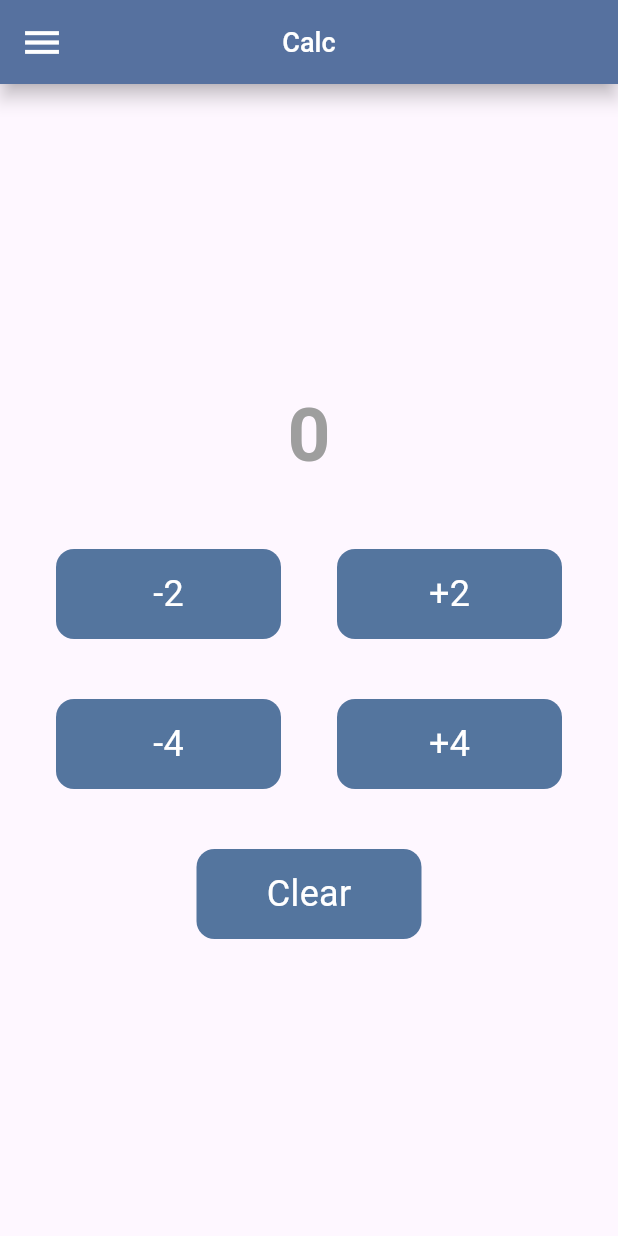
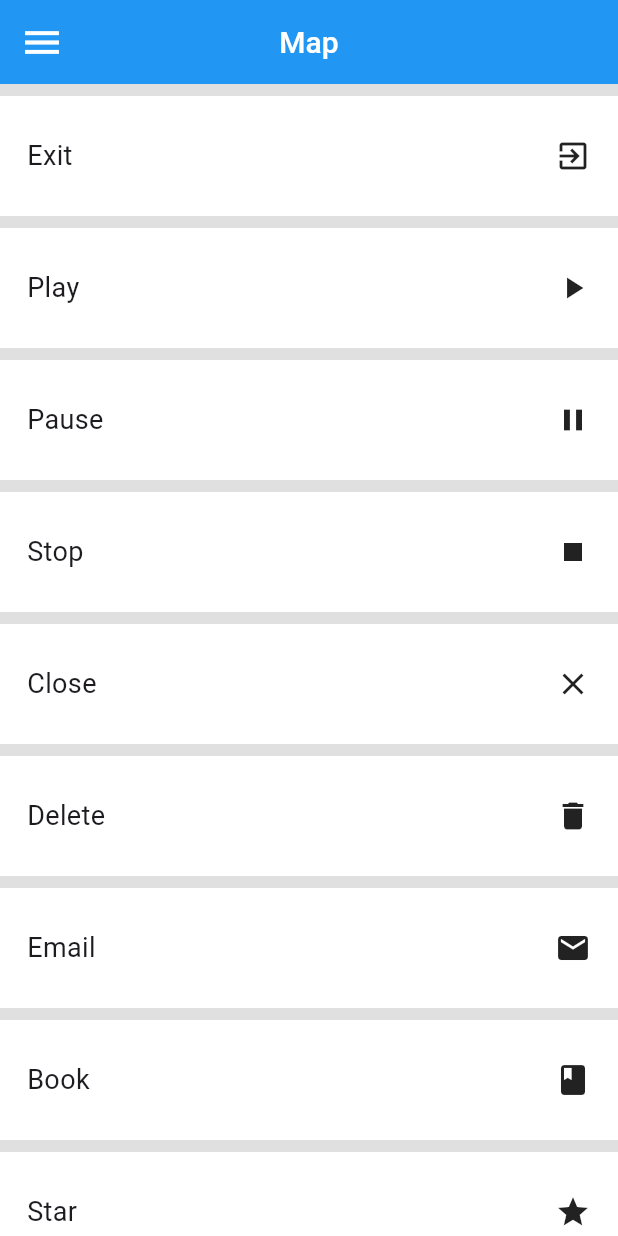
Before and after one commit to Zimil-Patel/e_commerce_tasks, a Flutter app: the screen it shows after launch, on a phone screen of 412 x 824 dp. Run offline on Flutter 3.47's test engine with Material 3 defaults, Android fonts, the phone set to English and light mode, and no system bars.

Commit message:
03-02-2024

```diff
--- /dev/null
+++ b/lib/5.4/MapList.dart
@@ -0,0 +1,69 @@
+import 'package:e_commerce_tasks/main.dart';
+import 'package:e_commerce_tasks/util/iconList.dart';
+import 'package:flutter/material.dart';
+
+class MapList extends StatefulWidget {
+  const MapList({super.key});
+
+  @override
+  State<MapList> createState() => _MapListState();
+}
+
+class _MapListState extends State<MapList> {
+  @override
+  Widget build(BuildContext context) {
+    double height = MediaQuery.of(context).size.height;
+    double width = MediaQuery.of(context).size.width;
+
+    return MaterialApp(
+      debugShowCheckedModeBanner: false,
+      home: Scaffold(
+        backgroundColor: Colors.grey.shade300,
+
+        //user defined app bar
+        appBar: addAppBar(
+          title: 'Map',
+          leadIcon: const Icon(
+            Icons.menu,
+            color: Colors.white,
+            size: 30,
+          ),
+          textColor: Colors.white,
+          bgColor: const Color(0xff2196f3),
+          centerTitle: true,
+        ),
+
+        //body of application
+        body: SingleChildScrollView(
+          child: Column(
+            children: [
+              for (int i = 0; i < iconList.length; i++)
+                addItem(name: iconList[i]['name'], icon: iconList[i]['icon'])
+            ],
+          ),
+        ),
+      ),
+    );
+  }
+
+  Widget addItem({required String name, required Icon icon}) {
+    return Container(
+      margin: const EdgeInsets.only(top: 8),
+      height: 80,
+      width: double.infinity,
+      padding: const EdgeInsets.all(18),
+      decoration:
+          const BoxDecoration(color: Colors.white, boxShadow: [BoxShadow()]),
+      child: Row(
+        mainAxisAlignment: MainAxisAlignment.spaceBetween,
+        children: [
+          Text(
+            name,
+            style: const TextStyle(fontSize: 18, fontWeight: FontWeight.w400),
+          ),
+          icon
+        ],
+      ),
+    );
+  }
+}
--- a/lib/main.dart
+++ b/lib/main.dart
@@ -1,26 +1,27 @@
-import 'package:e_commerce_tasks/5.1/Cube.dart';
-import 'package:e_commerce_tasks/5.1/Emoji.dart';
-import 'package:e_commerce_tasks/5.1/LetterCover.dart';
-import 'package:e_commerce_tasks/5.1/Mashal.dart';
-import 'package:e_commerce_tasks/5.1/MissionOfRNW.dart';
-import 'package:e_commerce_tasks/5.1/MixUp.dart';
-import 'package:e_commerce_tasks/5.1/MyApp.dart';
-import 'package:e_commerce_tasks/5.1/OpenedDoor.dart';
-import 'package:e_commerce_tasks/5.2/CSS.dart';
-import 'package:e_commerce_tasks/5.2/Watch.dart';
-import 'package:e_commerce_tasks/5.2/AShadowBtn.dart';
-import 'package:e_commerce_tasks/5.2/DarkShadow.dart';
-import 'package:e_commerce_tasks/5.2/GradientBtn.dart';
-import 'package:e_commerce_tasks/5.2/IndianFlag.dart';
-import 'package:e_commerce_tasks/5.2/LaunchButton.dart';
-import 'package:e_commerce_tasks/5.4/Calc.dart';
-import 'package:e_commerce_tasks/Counter/CounterApp.dart';
+import 'package:e_commerce_tasks/5.4/MapList.dart';
 import 'package:flutter/material.dart';
-import 'package:flutter/services.dart';
 
 void main() {
   // SystemChrome.setSystemUIOverlayStyle(const SystemUiOverlayStyle(
   //   statusBarColor: Colors.red,
   // ));
-  runApp(const Calc());
+  runApp(const MapList());
 }
+
+AppBar addAppBar(
+    {required String title,
+    Icon? leadIcon,
+    required Color textColor,
+    required Color bgColor,
+    required bool centerTitle}) {
+  return AppBar(
+    centerTitle: centerTitle,
+    backgroundColor: bgColor,
+    leading: leadIcon,
+    title: Text(
+      title,
+      style: TextStyle(
+          fontSize: 20, fontWeight: FontWeight.w500, color: textColor),
+    ),
+  );
+}
--- /dev/null
+++ b/lib/util/iconList.dart
@@ -0,0 +1,13 @@
+import 'package:flutter/material.dart';
+
+List iconList = [
+  {'name': 'Exit', 'icon': const Icon(Icons.exit_to_app)},
+  {'name': 'Play', 'icon': const Icon(Icons.play_arrow)},
+  {'name': 'Pause', 'icon': const Icon(Icons.pause)},
+  {'name': 'Stop', 'icon': const Icon(Icons.stop)},
+  {'name': 'Close', 'icon': const Icon(Icons.close)},
+  {'name': 'Delete', 'icon': const Icon(Icons.delete)},
+  {'name': 'Email', 'icon': const Icon(Icons.email)},
+  {'name': 'Book', 'icon': const Icon(Icons.book)},
+  {'name': 'Star', 'icon': const Icon(Icons.star)},
+];
```
